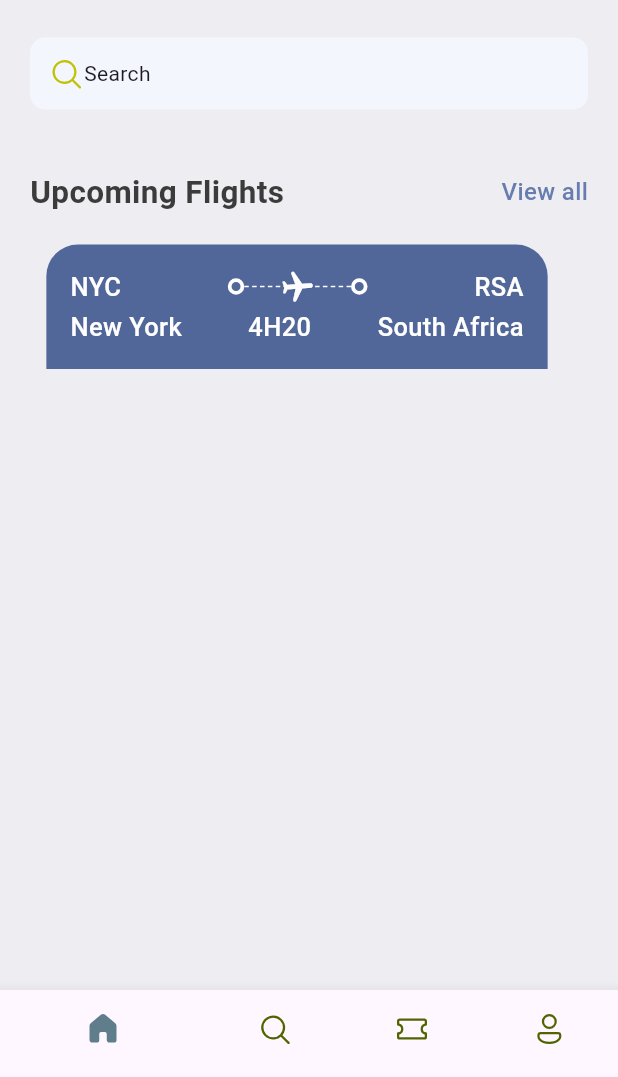
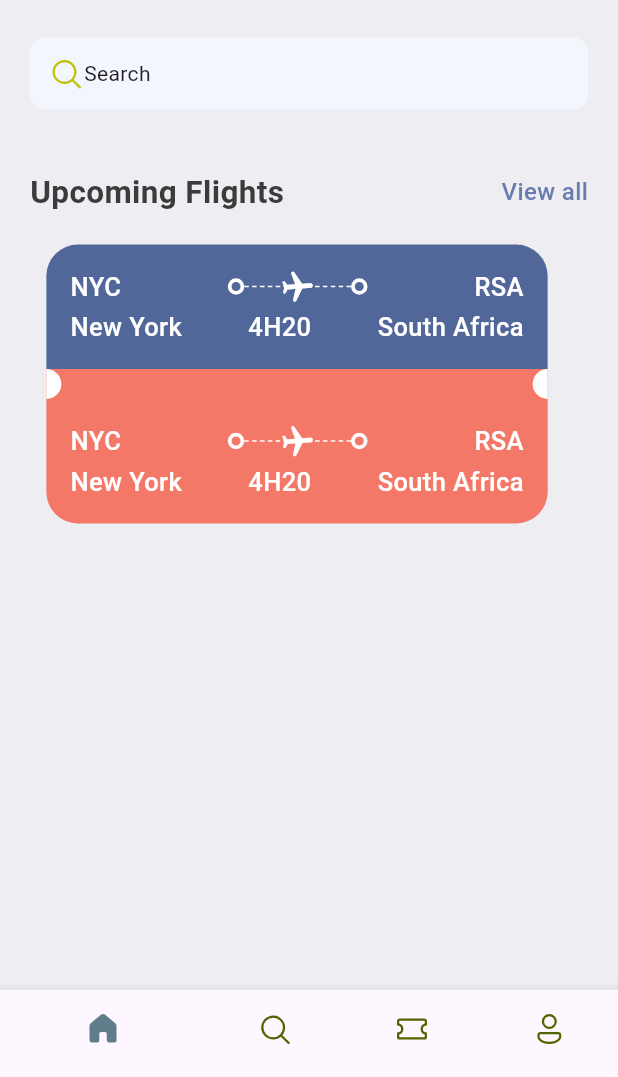
Before and after one commit to Gontse/ticket_app, a Flutter app: the screen it shows after launch, on a phone screen of 412 x 824 dp, the part 159-1236 px from its top. Run offline on Flutter 3.47's test engine with Material 3 defaults, Android fonts, the phone set to English and light mode, and no system bars; our stand-ins replace fluentui_icons.

Commit message:
Added Ticket Widget p2

```diff
--- /dev/null
+++ b/lib/Core/Widgets/big_circle.dart
@@ -0,0 +1,30 @@
+import 'package:flutter/material.dart';
+import 'package:ticket_app/res/Styles/app_styles.dart';
+
+class BigCircle extends StatelessWidget {
+  final bool isRight;
+
+  const BigCircle({super.key, required this.isRight});
+
+  @override
+  Widget build(BuildContext context) {
+   return  SizedBox(
+      height: 20,
+      width: 10,
+      child: DecoratedBox(
+        decoration: BoxDecoration(
+            color: Colors.white,
+            borderRadius: isRight == true
+                ? const BorderRadius.only(
+                topRight: Radius.circular(10),
+                bottomRight: Radius.circular(10)
+            )
+                : const BorderRadius.only(
+                topLeft: Radius.circular(10),
+                bottomLeft: Radius.circular(10)
+            )
+        ),
+      ),
+    );
+  }
+}
--- a/lib/Core/Widgets/ticket_view.dart
+++ b/lib/Core/Widgets/ticket_view.dart
@@ -1,6 +1,8 @@
 import 'package:flutter/cupertino.dart';
 import 'package:flutter/material.dart';
+import 'package:flutter/widgets.dart';
 import 'package:ticket_app/Core/Widgets/app_layoutbuilder.dart';
+import 'package:ticket_app/Core/Widgets/big_circle.dart';
 import 'package:ticket_app/Core/Widgets/big_dot.dart';
 import 'package:ticket_app/res/Styles/app_styles.dart';
 
@@ -12,7 +14,7 @@ class TicketView extends StatelessWidget {
     final size = MediaQuery.of(context).size;
     return SizedBox(
         width: size.width * 0.85,
-      height: 178,
+        height: 188,
         child: Container(
           margin: const EdgeInsets.only(right: 16),
           child: Column(
@@ -22,7 +24,8 @@ class TicketView extends StatelessWidget {
                 decoration: BoxDecoration(
                     color: AppStyles.ticketBlue,
                     borderRadius: const BorderRadius.only(
-                      topLeft: Radius.circular(21), topRight: Radius.circular(21))),
+                        topLeft: Radius.circular(21),
+                        topRight: Radius.circular(21))),
                 child: Center(
                     child: Column(
                   children: [
@@ -31,7 +34,8 @@ class TicketView extends StatelessWidget {
                       children: [
                         Text(
                           "NYC",
-                            style: AppStyles.headlineStyle3.copyWith(color: Colors.white),
+                          style: AppStyles.headlineStyle3
+                              .copyWith(color: Colors.white),
                         ),
                         Expanded(child: Container()),
                         const BigDot(),
@@ -56,27 +60,118 @@ class TicketView extends StatelessWidget {
                         Expanded(child: Container()),
                         Text(
                           "RSA",
-                            style: AppStyles.headlineStyle3.copyWith(color: Colors.white),
+                          style: AppStyles.headlineStyle3
+                              .copyWith(color: Colors.white),
                         ),
                       ],
                     ),
-                      const SizedBox(height: 3,),
+                    const SizedBox(
+                      height: 3,
+                    ),
                     // Dates and Time
                     Row(
                       children: [
                         Text(
                           "New York",
-                            style: AppStyles.headlineStyle3.copyWith(color: Colors.white),
+                          style: AppStyles.headlineStyle3
+                              .copyWith(color: Colors.white),
                         ),
                         Expanded(child: Container()),
                         Text(
                           "4H20",
-                            style: AppStyles.headlineStyle3.copyWith(color: Colors.white),
+                          style: AppStyles.headlineStyle3
+                              .copyWith(color: Colors.white),
                         ),
                         Expanded(child: Container()),
                         Text(
                           "South Africa",
-                            style: AppStyles.headlineStyle3.copyWith(color: Colors.white),
+                          style: AppStyles.headlineStyle3
+                              .copyWith(color: Colors.white),
+                        ),
+                      ],
+                    )
+                  ],
+                )),
+              ),
+              Container(
+                height: 20,
+                color: AppStyles.ticketOrange,
+                child: Row(
+                  children: [
+                    const BigCircle(isRight: true,),
+                    Expanded(child: Container()),
+                    const BigCircle(isRight: false,),
+                  ],
+                ),
+              ),
+              Container(
+                padding: const EdgeInsets.all(16),
+                decoration: BoxDecoration(
+                    color: AppStyles.ticketOrange,
+                    borderRadius: const BorderRadius.only(
+                        bottomLeft: Radius.circular(21),
+                        bottomRight: Radius.circular(21))),
+                child: Center(
+                    child: Column(
+                  children: [
+                    // Departure/Destination names
+                    Row(
+                      children: [
+                        Text(
+                          "NYC",
+                          style: AppStyles.headlineStyle3
+                              .copyWith(color: Colors.white),
+                        ),
+                        Expanded(child: Container()),
+                        const BigDot(),
+                        Expanded(
+                            child: Stack(children: [
+                          const SizedBox(
+                              height: 24,
+                              child: AppLayoutBuilderWidget(
+                                randomDivider: 5,
+                              )),
+                          Center(
+                            child: Transform.rotate(
+                              angle: 1.5,
+                              child: const Icon(
+                                Icons.local_airport_rounded,
+                                color: Colors.white,
+                              ),
+                            ),
+                          )
+                        ])),
+                        const BigDot(),
+                        Expanded(child: Container()),
+                        Text(
+                          "RSA",
+                          style: AppStyles.headlineStyle3
+                              .copyWith(color: Colors.white),
+                        ),
+                      ],
+                    ),
+                    const SizedBox(
+                      height: 3,
+                    ),
+                    // Dates and Time
+                    Row(
+                      children: [
+                        Text(
+                          "New York",
+                          style: AppStyles.headlineStyle3
+                              .copyWith(color: Colors.white),
+                        ),
+                        Expanded(child: Container()),
+                        Text(
+                          "4H20",
+                          style: AppStyles.headlineStyle3
+                              .copyWith(color: Colors.white),
+                        ),
+                        Expanded(child: Container()),
+                        Text(
+                          "South Africa",
+                          style: AppStyles.headlineStyle3
+                              .copyWith(color: Colors.white),
                         ),
                       ],
                     )
@@ -85,8 +180,6 @@ class TicketView extends StatelessWidget {
               ),
             ],
           ),
-      )
-
-    );
+        ));
   }
 }
--- a/lib/res/Styles/app_styles.dart
+++ b/lib/res/Styles/app_styles.dart
@@ -7,6 +7,7 @@ class AppStyles {
   static Color textColor = const Color(0xFF3b3b3b);
   static Color bgColor = const Color(0xFFeeedf2);
   static Color ticketBlue = const Color(0xFF526799);
+  static Color ticketOrange = const Color(0xFFF37867);
 
   static TextStyle textStyle = TextStyle(
       fontSize: 16,
```
Lines whose indentation alone changed are shown as unchanged.
